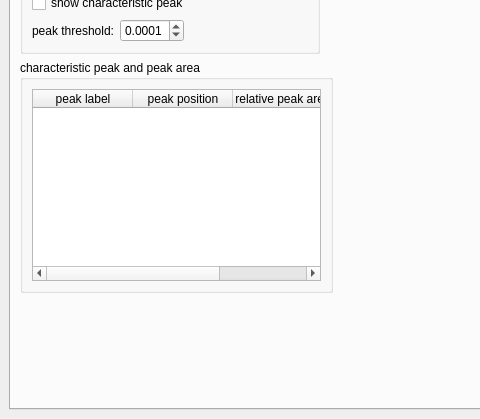
Old version of the form UI/UIsource/mainWindow.ui in the repository jordan20092010/LIBS_LZU; both pictures show x 0 to 480 and y 427 to 846 of the 959 by 846 pixel window.
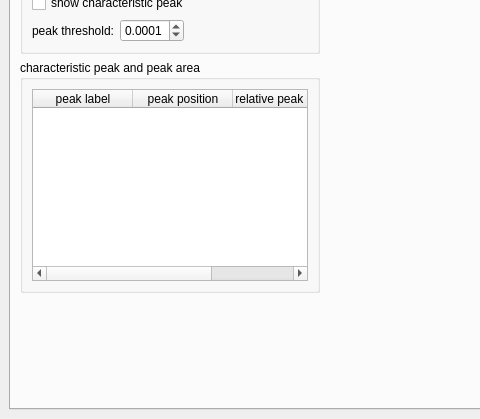
New version of the form. Custom widgets are drawn as their Qt base class.

Diff of the .ui file:
```diff
--- a/UI/UIsource/mainWindow.ui
+++ b/UI/UIsource/mainWindow.ui
@@ -681,6 +681,12 @@
           </item>
           <item>
            <widget class="QGroupBox" name="groupBox_5">
+            <property name="maximumSize">
+             <size>
+              <width>300</width>
+              <height>16777215</height>
+             </size>
+            </property>
             <property name="title">
              <string>characteristic peak and peak area</string>
             </property>
```
